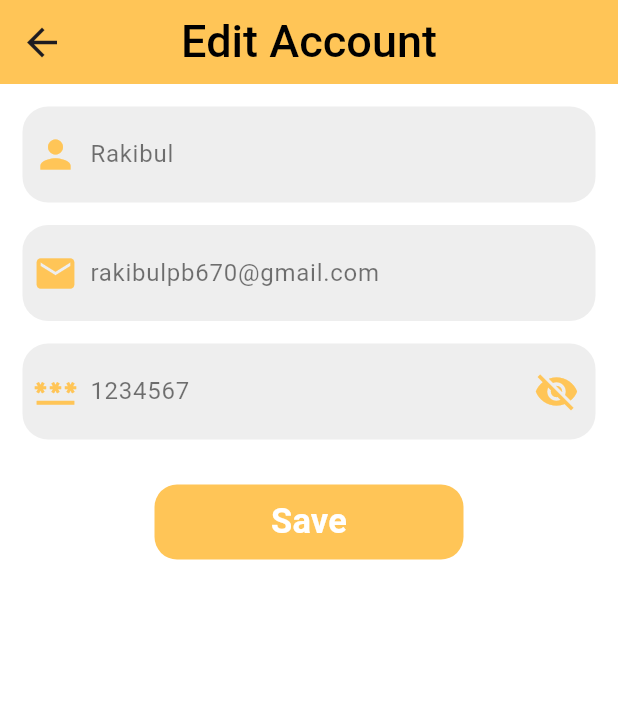
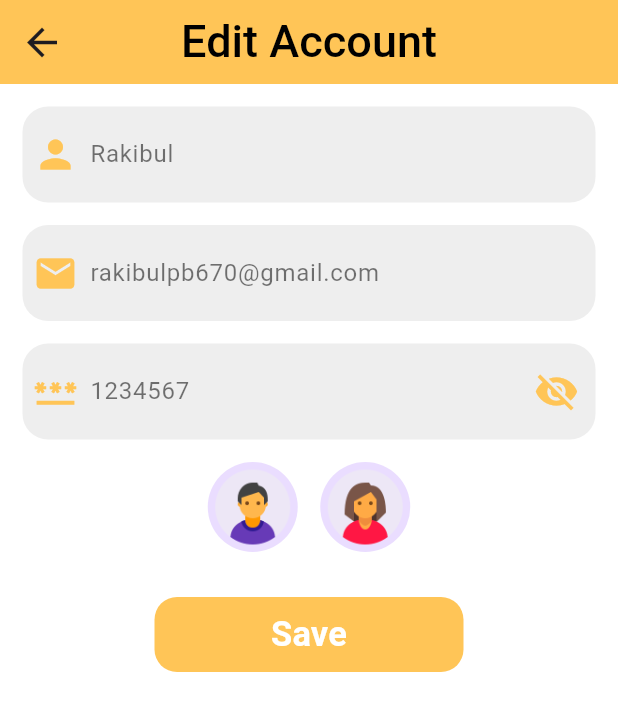
Before and after one commit to rakibul6670/task_management_app, a Flutter app: the AccountScreen screen opened by its route, on a phone screen of 412 x 824 dp. Shown: the top 711 px of the screen. Run offline on Flutter 3.47's test engine with Material 3 defaults, Android fonts, the phone set to English and light mode, and no system bars; our stand-ins replace flutter_svg, get, introduction_screen; network calls fail.

Commit message:
some work

```diff
--- a/lib/main.dart
+++ b/lib/main.dart
@@ -1,9 +1,11 @@
 import 'package:flutter/cupertino.dart';
 import 'package:get/get.dart';
 import 'package:task_app/app/routes/app_routes.dart';
+import 'package:task_app/core/services/auth_api_services.dart';
 import 'app/routes/app_pages.dart';
 
 void main() async{
+  AuthApiServices.getUser();
 
 
   runApp(MyApp());
--- a/lib/presentation/account/view/account_screen.dart
+++ b/lib/presentation/account/view/account_screen.dart
@@ -122,6 +122,31 @@ class AccountScreen extends StatelessWidget {
                   ),
 
 
+                 //----------------------Profile image ------------
+                  SizedBox(height: 15,),
+                  Row(
+                    mainAxisAlignment: MainAxisAlignment.center,
+                    children: [
+                      //------------------Male profile---------
+                      InkWell(
+                        //onTap: ,
+                        child: CircleAvatar(
+                            radius: 30,
+                            child: Image.asset("assets/images/male-user-1.png")
+                        ),
+                      ),
+
+                      SizedBox(width: 15,),
+                      //-----------------Female Profile -------
+                      InkWell(
+                        //onTap:,
+                        child: CircleAvatar(
+                            radius: 30,
+                            child: Image.asset("assets/images/female-user-1.png")
+                        ),
+                      ),
+                    ],
+                  ),
 
 
                   SizedBox(height: 30,),
--- a/lib/presentation/auth/controller/signup_controller.dart
+++ b/lib/presentation/auth/controller/signup_controller.dart
@@ -44,11 +44,11 @@ class SignupController extends GetxController{
   }
 
 
-  //=======================
+  //======================= Signup ==============
   void signup(Map<String,dynamic> addUser) async{
     try{
       final response = AuthApiServices.addUser(addUser);
-      if(response!= null){
+      if(response != null){
         SnackbarUtil.showSuccess("Successful", "Signup");
       }
       else{
```
Also changed, not shown: lib/core/services/auth_api_services.dart (+20 -15 lines), lib/data/models/auth_models.dart (+37 -0 lines), lib/presentation/account/controller/account_controller.dart (added, +39 -0 lines), lib/presentation/auth/controller/login_controller.dart (+36 -8 lines), lib/presentation/dashboard/controller/dashboard_controller.dart (added, +19 -0 lines), lib/presentation/dashboard/view/all_tasks.dart (added, +10 -0 lines), lib/presentation/dashboard/view/complete_tasks.dart (added, +10 -0 lines), lib/presentation/dashboard/view/dashboard_screen.dart (+6 -2 lines), lib/presentation/dashboard/view/today_tasks.dart (added, +10 -0 lines).
